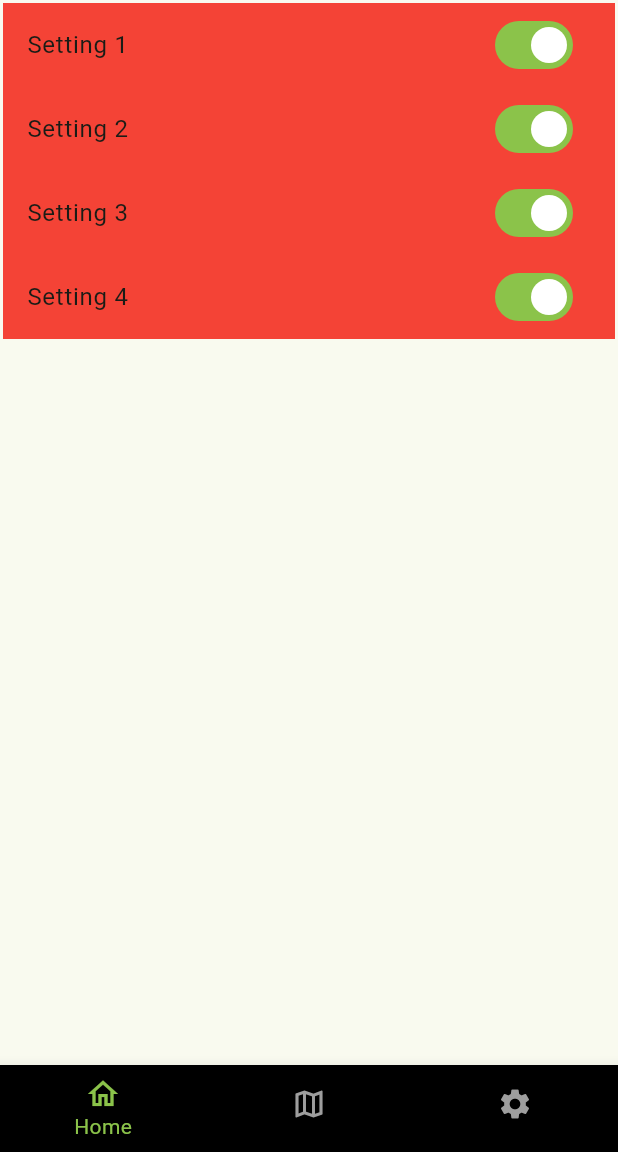
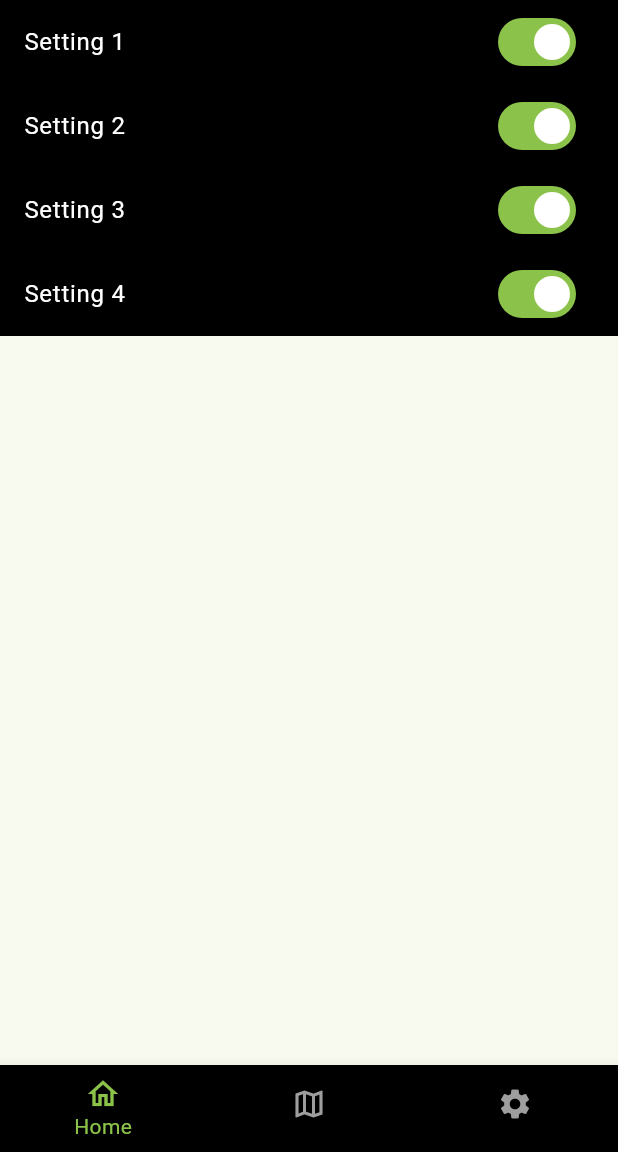
Before and after one commit to Kaiirros/Can-of-Beans, a Flutter app: the screen it shows after launch, swiped to page 3, on a phone screen of 412 x 824 dp, the part 84-1236 px from its top. Run offline on Flutter 3.47's test engine with Material 3 defaults, Android fonts, the phone set to English and light mode, and no system bars; our stand-ins replace cached_network_image, geolocator; missing offline and left inert: baseflow_plugin_template, latlng, map; key blocks and very long unbroken strings in the code were emptied for the run.

```diff
--- a/lib/src/pages/settings_page.dart
+++ b/lib/src/pages/settings_page.dart
@@ -21,11 +21,10 @@ class _SettingsState extends State<SettingsPage> with AutomaticKeepAliveClientMi
     super.build(context);
      return Scaffold(
       body: ListView(
-        padding: const EdgeInsets.all(2),
         children: <Widget>[
           SwitchListTile(
-            tileColor: Colors.red,
-            title: const Text('Setting 1'),
+            tileColor: Theme.of(context).colorScheme.secondary,
+            title: const Text('Setting 1', style: TextStyle(color: Colors.white)),
             value: setting1,
             onChanged:(bool? value) {
               setState(() {
@@ -34,8 +33,8 @@ class _SettingsState extends State<SettingsPage> with AutomaticKeepAliveClientMi
              },
           ),
           SwitchListTile(
-            tileColor: Colors.red,
-            title: const Text('Setting 2'),
+            tileColor: Theme.of(context).colorScheme.secondary,
+            title: const Text('Setting 2', style: TextStyle(color: Colors.white)),
             value: setting2,
             onChanged:(bool? value) {
               setState(() {
@@ -44,8 +43,8 @@ class _SettingsState extends State<SettingsPage> with AutomaticKeepAliveClientMi
              },
           ),
           SwitchListTile(
-            tileColor: Colors.red,
-            title: const Text('Setting 3'),
+            tileColor: Theme.of(context).colorScheme.secondary,
+            title: const Text('Setting 3', style: TextStyle(color: Colors.white)),
             value: setting3,
             onChanged:(bool? value) {
               setState(() {
@@ -54,8 +53,8 @@ class _SettingsState extends State<SettingsPage> with AutomaticKeepAliveClientMi
              },
           ),
           SwitchListTile(
-            tileColor: Colors.red,
-            title: const Text('Setting 4'),
+            tileColor: Theme.of(context).colorScheme.secondary,
+            title: const Text('Setting 4', style: TextStyle(color: Colors.white)),
             value: setting4,
             onChanged:(bool? value) {
               setState(() {
```
Also changed, not shown: lib/src/pages/home_page.dart (+7 -9 lines), lib/src/pages/map_page.dart (+7 -2 lines).
